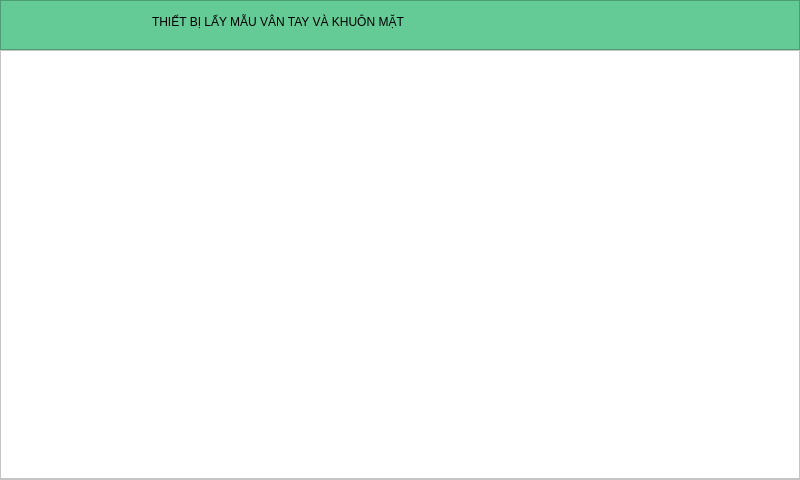
This is DesignerUI/MainScreen.ui in Lam-dev/EAI_Project as Qt 5 draws it before an edit. The edited form follows.
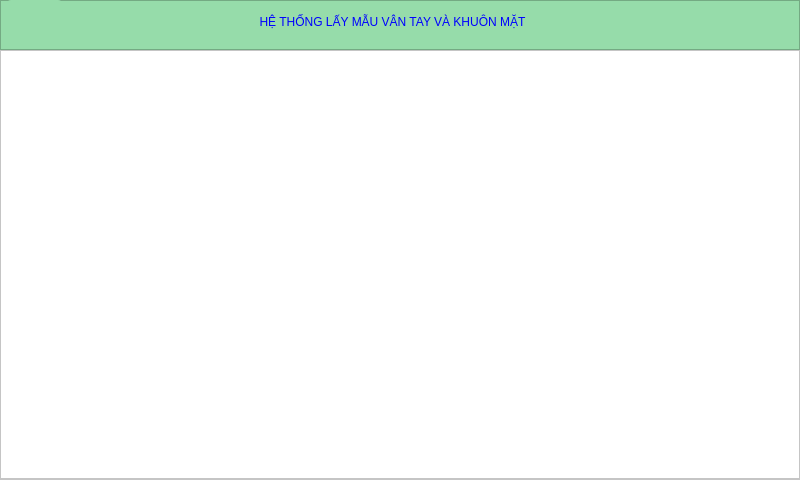
This is the edited form. Icons and pictures are not drawn.

Patch:
```diff
--- a/DesignerUI/MainScreen.ui
+++ b/DesignerUI/MainScreen.ui
@@ -32,7 +32,7 @@
     </rect>
    </property>
    <property name="styleSheet">
-    <string notr="true">background-color: rgb(100, 202, 150);</string>
+    <string notr="true">background-color: rgb(150, 220, 170);</string>
    </property>
    <property name="frameShape">
     <enum>QFrame::StyledPanel</enum>
@@ -43,33 +43,65 @@
    <widget class="QLabel" name="labe_thietBiLayMauVanTayVV">
     <property name="geometry">
      <rect>
-      <x>152</x>
+      <x>122</x>
       <y>4</y>
-      <width>517</width>
+      <width>541</width>
       <height>35</height>
      </rect>
     </property>
     <property name="styleSheet">
-     <string notr="true">font: 75 BOLD 16pt &quot;Ubuntu&quot;;</string>
+     <string notr="true">color: rgb(0, 0, 255);
+font: 75 bold 16pt &quot;Ubuntu&quot;;</string>
     </property>
     <property name="text">
-     <string>THIẾT BỊ LẤY MẪU VÂN TAY VÀ KHUÔN MẶT</string>
+     <string>HỆ THỐNG LẤY MẪU VÂN TAY VÀ KHUÔN MẶT</string>
+    </property>
+    <property name="alignment">
+     <set>Qt::AlignCenter</set>
     </property>
    </widget>
    <widget class="QLabel" name="label_logo">
     <property name="geometry">
      <rect>
-      <x>680</x>
-      <y>10</y>
-      <width>99</width>
-      <height>29</height>
+      <x>658</x>
+      <y>6</y>
+      <width>141</width>
+      <height>37</height>
      </rect>
     </property>
     <property name="text">
      <string/>
     </property>
     <property name="pixmap">
-     <pixmap>../../.designer/icon/logo_.png</pixmap>
+     <pixmap>../../Desktop/EcotekProject/TheoryFaceRecognition/icon/iconEcotek.png</pixmap>
+    </property>
+   </widget>
+   <widget class="QPushButton" name="pushButton_shutdown">
+    <property name="geometry">
+     <rect>
+      <x>6</x>
+      <y>0</y>
+      <width>57</width>
+      <height>49</height>
+     </rect>
+    </property>
+    <property name="styleSheet">
+     <string notr="true">border-style:solid;
+border-radius:5px;</string>
+    </property>
+    <property name="text">
+     <string/>
+    </property>
+    <property name="icon">
+     <iconset>
+      <normalon>../icon/shutdown.png</normalon>
+     </iconset>
+    </property>
+    <property name="iconSize">
+     <size>
+      <width>40</width>
+      <height>40</height>
+     </size>
     </property>
    </widget>
   </widget>
```
